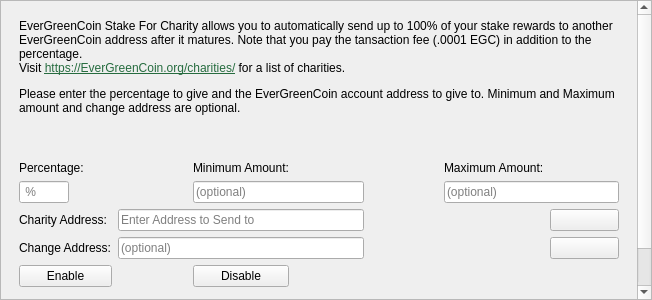
First picture: the form in src/qt/forms/charitydialog.ui, repository m1ari/EverGreenCoin, before the edit.
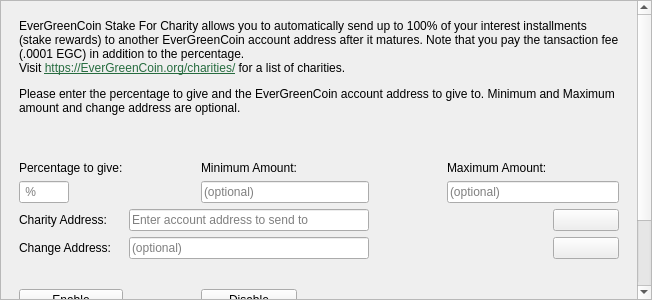
Second picture: the form after the edit. Icons and pictures are not drawn.

Commit message: Small wording and UI corrections

What changed in the file:
```diff
--- a/src/qt/forms/charitydialog.ui
+++ b/src/qt/forms/charitydialog.ui
@@ -49,7 +49,7 @@
         <x>0</x>
         <y>0</y>
         <width>636</width>
-        <height>354</height>
+        <height>402</height>
        </rect>
       </property>
       <layout class="QGridLayout" name="gridLayout_3">
@@ -88,13 +88,10 @@
           <item row="1" column="0">
            <widget class="QLabel" name="label">
             <property name="toolTip">
-             <string>Percentage of stake to send</string>
-            </property>
-            <property name="styleSheet">
-             <string notr="true">background:transparent;</string>
+             <string>Percentage of your interest installments (stake rewards) to send</string>
             </property>
             <property name="text">
-             <string>&lt;html&gt;&lt;head/&gt;&lt;body&gt;&lt;p&gt;&lt;span&gt;Percentage:&lt;/span&gt;&lt;/p&gt;&lt;/body&gt;&lt;/html&gt;</string>
+             <string>&lt;html&gt;&lt;head/&gt;&lt;body&gt;&lt;p&gt;&lt;span&gt;Percentage to give:&lt;/span&gt;&lt;/p&gt;&lt;/body&gt;&lt;/html&gt;</string>
             </property>
            </widget>
           </item>
@@ -103,9 +100,6 @@
             <property name="toolTip">
              <string>Maximum amount to send</string>
             </property>
-            <property name="styleSheet">
-             <string notr="true">background:transparent;</string>
-            </property>
             <property name="text">
              <string>&lt;html&gt;&lt;head/&gt;&lt;body&gt;&lt;p&gt;Maximum Amount:&lt;/p&gt;&lt;/body&gt;&lt;/html&gt;</string>
             </property>
@@ -374,7 +368,7 @@
              <string notr="true">background:transparent;</string>
             </property>
             <property name="text">
-             <string/>
+             <string>&lt;br /&gt;&lt;br /&gt;&lt;br /&gt;&lt;br /&gt;</string>
             </property>
            </widget>
           </item>
@@ -383,9 +377,6 @@
             <property name="toolTip">
              <string>Minimum amount to send</string>
             </property>
-            <property name="styleSheet">
-             <string notr="true">background:transparent;</string>
-            </property>
             <property name="text">
              <string>&lt;html&gt;&lt;head/&gt;&lt;body&gt;&lt;p&gt;Minimum Amount:&lt;/p&gt;&lt;/body&gt;&lt;/html&gt;</string>
             </property>
@@ -400,7 +391,7 @@
              <number>34</number>
             </property>
             <property name="placeholderText">
-             <string>Enter Address to Send to</string>
+             <string>Enter account address to send to</string>
             </property>
            </widget>
           </item>
@@ -445,7 +436,7 @@
              <number>1</number>
             </property>
             <property name="text">
-             <string>&lt;html&gt;&lt;head/&gt;&lt;body&gt;&lt;p&gt;EverGreenCoin Stake For Charity allows you to automatically send up to 100% of your stake rewards to another EverGreenCoin address after it matures. Note that you pay the tansaction fee (.0001 EGC) in addition to the percentage.&lt;br/&gt;Visit &lt;a href=&quot;https://EverGreenCoin.org/charities/&quot;&gt;&lt;span style=&quot; text-decoration: underline; color:#266c3f;&quot;&gt;https://EverGreenCoin.org/charities/&lt;/span&gt;&lt;/a&gt; for a list of charities.&lt;/p&gt;&lt;p&gt;Please enter the percentage to give and the EverGreenCoin account address to give to. Minimum and Maximum amount and change address are optional.&lt;/p&gt;&lt;p&gt;&lt;br/&gt;&lt;/p&gt;&lt;/body&gt;&lt;/html&gt;</string>
+             <string>&lt;html&gt;&lt;head/&gt;&lt;body&gt;&lt;p&gt;EverGreenCoin Stake For Charity allows you to automatically send up to 100% of your interest installments (stake rewards) to another EverGreenCoin account address after it matures. Note that you pay the tansaction fee (.0001 EGC) in addition to the percentage.&lt;br/&gt;Visit &lt;a href=&quot;https://EverGreenCoin.org/charities/&quot;&gt;&lt;span style=&quot; text-decoration: underline; color:#266c3f;&quot;&gt;https://EverGreenCoin.org/charities/&lt;/span&gt;&lt;/a&gt; for a list of charities.&lt;/p&gt;&lt;p&gt;Please enter the percentage to give and the EverGreenCoin account address to give to. Minimum and Maximum amount and change address are optional.&lt;/p&gt;&lt;p&gt;&lt;br/&gt;&lt;/p&gt;&lt;/body&gt;&lt;/html&gt;</string>
             </property>
             <property name="alignment">
              <set>Qt::AlignLeading|Qt::AlignLeft|Qt::AlignTop</set>
```
Left out of the diff: 17 changed lines with no effect on the pictures. The commit also changes 6 other files.
